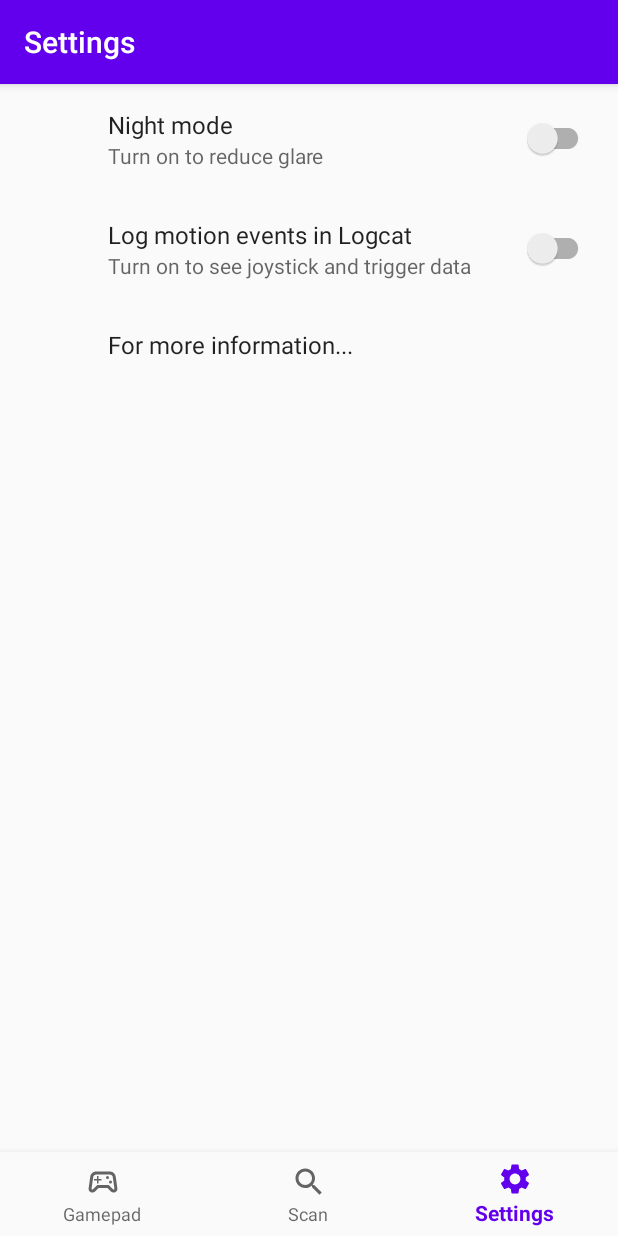
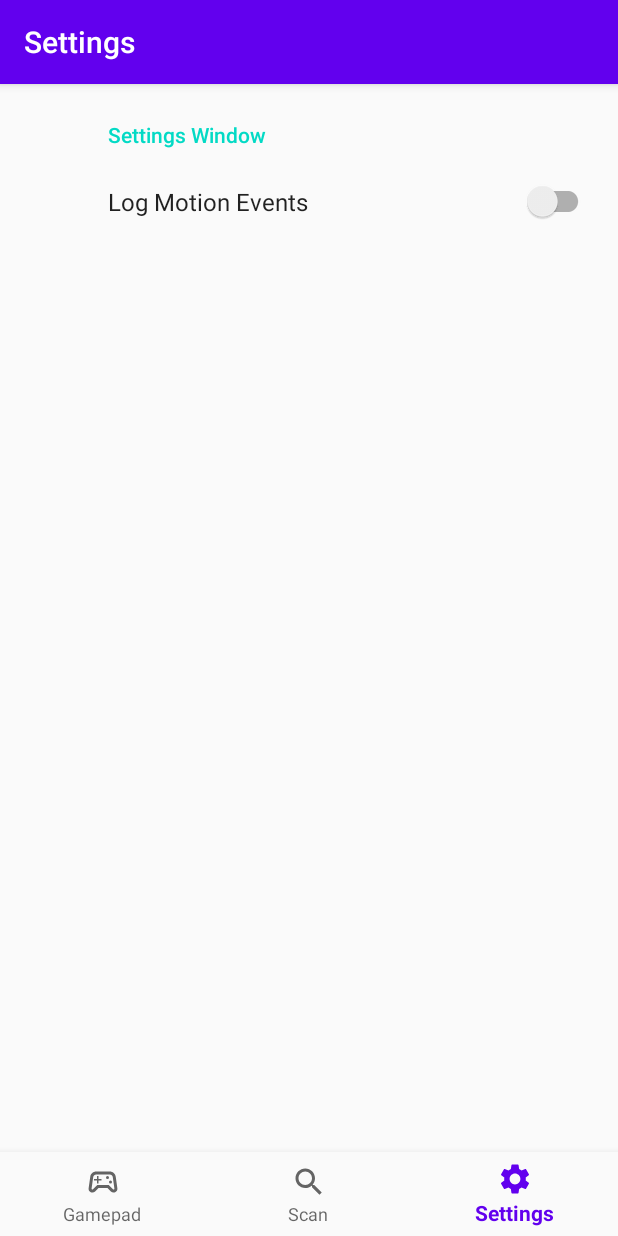
Before and after one commit to jimandreas/GamepadTest, an Android app: the screen it shows after launch (MainActivity), item 3 of the bottom bar chosen, on a phone screen of 412 x 824 dp. Run offline under Robolectric (Android 15) with nearby library versions, the phone set to English and light mode, and no system bars; our stand-ins replace androidx.preference, navigation-ui.

Commit message:
clean up logging

```diff
--- a/app/src/main/java/com/bammellab/gamepadtest/MainActivity.kt
+++ b/app/src/main/java/com/bammellab/gamepadtest/MainActivity.kt
@@ -90,7 +90,7 @@ class MainActivity : AppCompatActivity(), LifecycleObserver {
         return if (event.source and InputDevice.SOURCE_JOYSTICK == InputDevice.SOURCE_JOYSTICK
             && event.action == MotionEvent.ACTION_MOVE
         ) {
-            joyst.processJoystickInput(event)
+            joyst.processJoystickInput(this, event)
             true
         } else {
             super.onGenericMotionEvent(event)
--- a/app/src/main/java/com/bammellab/gamepadtest/gamepad/GamepadLogger.kt
+++ b/app/src/main/java/com/bammellab/gamepadtest/gamepad/GamepadLogger.kt
@@ -1,16 +1,18 @@
 package com.bammellab.gamepadtest.gamepad
+
+import android.util.Log
 
 class GamepadLogger {
 
-    val numToString = GamepadServices.keycodes.keyEventMap
+    private val numToString = GamepadServices.keycodes.keyEventMap
 
     fun logKeyEventDown(keyCode: Int) {
         val keyStr = numToString[keyCode]
-        println("DOWN: $keyCode($keyStr)")
+        Log.v("KeyEvent","DOWN: $keyCode($keyStr)")
     }
 
     fun logKeyEventUp(keyCode: Int) {
         val keyStr = numToString[keyCode]
-        println("  UP: $keyCode($keyStr)")
+        Log.v("KeyEvent","  UP: $keyCode($keyStr)")
     }
 }
--- a/app/src/main/java/com/bammellab/gamepadtest/ui/gamepad/GamepadFragment.kt
+++ b/app/src/main/java/com/bammellab/gamepadtest/ui/gamepad/GamepadFragment.kt
@@ -63,13 +63,11 @@ class GamepadFragment : Fragment(),  InputManager.InputDeviceListener /*, Observ
 
         gamepadViewModel.joyLeft.observe(viewLifecycleOwner, {
             val joy = it
-            Log.i("JOYSTICK FRAGMENT", joy.first.toString() + " " + joy.second.toString())
             binding.joystickLeft.updatePosition(joy.first, joy.second)
         })
 
         gamepadViewModel.joyRight.observe(viewLifecycleOwner, {
             val joy = it
-            Log.i("JOYSTICK FRAGMENT", joy.first.toString() + " " + joy.second.toString())
             binding.joystickRight.updatePosition(joy.first, joy.second)
         })
 
@@ -230,12 +228,4 @@ class GamepadFragment : Fragment(),  InputManager.InputDeviceListener /*, Observ
         }
         binding.inputDeviceStatus.text = statusString
     }
-
-    /**
-     * OnChanged is needed for the Observer interface
-     */
-
-/*    override fun onChanged(t: Int?) {
-        TODO("Not yet implemented")
-    }*/
 }
--- a/app/src/main/java/com/bammellab/gamepadtest/ui/settings/SettingsFragment.kt
+++ b/app/src/main/java/com/bammellab/gamepadtest/ui/settings/SettingsFragment.kt
@@ -1,60 +1,17 @@
 package com.bammellab.gamepadtest.ui.settings
 
-import android.content.Intent
-import android.content.SharedPreferences
-import android.net.Uri
 import android.os.Bundle
-
-import androidx.appcompat.app.AppCompatDelegate
-import androidx.preference.Preference
 import androidx.preference.PreferenceFragmentCompat
-import androidx.preference.PreferenceManager
 import com.bammellab.gamepadtest.R
 
 
-class SettingsFragment : PreferenceFragmentCompat(), SharedPreferences.OnSharedPreferenceChangeListener {
-
-    override fun onSharedPreferenceChanged(sharedPreferences: SharedPreferences, key: String) {
-
+class SettingsFragment : PreferenceFragmentCompat() {
+    override fun onCreatePreferences(savedInstanceState: Bundle?, rootKey: String?) {
+        setPreferencesFromResource(R.xml.root_preferences, rootKey)
     }
 
-    override fun onCreate(savedInstanceState: Bundle?) {
-        super.onCreate(savedInstanceState)
-
-        // Load the preferences from an XML resource
-        addPreferencesFromResource(R.xml.pref_sandbox)
-        // Preferences.sync(getPreferenceManager());
-
-        // gist from:  https://gist.github.com/yujikosuga/1234287
-        var pref = findPreference("fmi_key")
-        pref.onPreferenceClickListener = Preference.OnPreferenceClickListener { preference ->
-            val key = preference.key
-
-            val intent = Intent(Intent.ACTION_VIEW)
-            intent.data = Uri.parse(
-                    "https://github.com/bammellab/GamepadTest/blob/master/README.md")
-            startActivity(intent)
-            true
-        }
-
-        pref = findPreference("nightmode")
-        pref.onPreferenceClickListener = Preference.OnPreferenceClickListener { preference ->
-            val key = preference.key
-            val nightModeSetting = PreferenceManager
-                    .getDefaultSharedPreferences(activity)
-                    .getBoolean("nightmode", false)
-
-            AppCompatDelegate
-                    .setDefaultNightMode(if (nightModeSetting) AppCompatDelegate.MODE_NIGHT_YES else AppCompatDelegate.MODE_NIGHT_NO)
-
-            true
-        }
-    }
-
-    override fun onCreatePreferences(bundle: Bundle?, s: String?) {}
-
-    override fun onPreferenceTreeClick(preference: Preference?): Boolean {
-        val key = preference?.key
-        return super.onPreferenceTreeClick(preference)
+    companion object {
+        const val PREFERENCE_KEY = "settings"
+        const val PREFERENCE_MOTION_EVENTS = "motion"
     }
 }
--- a/app/src/main/res/values/strings.xml
+++ b/app/src/main/res/values/strings.xml
@@ -52,6 +52,7 @@
 
     <string name="action_about_activity">Settings</string>
     <string name="settings_window">Settings Window</string>
+    <string name="settings_log_motion">Log Motion Events</string>
 
     <!--  Scan  -->
 
--- a/app/src/main/res/xml/pref_sandbox.xml
+++ /dev/null
@@ -1,28 +0,0 @@
-<androidx.preference.PreferenceScreen
-
-    xmlns:android="http://schemas.android.com/apk/res/android">
-
-    <!--This is the real settings XML file.   The other files are lying around as -->
-    <!--examples from the template generator-->
-
-    <androidx.preference.SwitchPreferenceCompat
-        android:key="nightmode"
-        android:title="@string/pref_title_nightmode"
-        android:summary="@string/pref_title_nightmode_summary"
-        android:defaultValue="false" />
-
-    <androidx.preference.SwitchPreferenceCompat
-        android:key="log motion events"
-        android:title="@string/pref_motion_events"
-        android:summary="@string/pref_motion_events_summary"
-        android:defaultValue="false" />
-
-    <Preference
-        android:key="fmi_key"
-        android:title="For more information..." />
-
-</androidx.preference.PreferenceScreen>
-
-    <!-- NOTE: Hide buttons to simplify the UI. Users can touch outside the dialog to
-         dismiss it. -->
-    <!-- NOTE: ListPreference's summary should be set to its value by the activity code. -->
--- /dev/null
+++ b/app/src/main/res/xml/root_preferences.xml
@@ -0,0 +1,12 @@
+<PreferenceScreen xmlns:app="http://schemas.android.com/apk/res-auto">
+
+    <PreferenceCategory app:title="@string/settings_window">
+
+        <SwitchPreferenceCompat
+            app:key="motion"
+            app:title="@string/settings_log_motion" />
+
+
+    </PreferenceCategory>
+
+</PreferenceScreen>
```
Also changed, not shown: app/src/main/java/com/bammellab/gamepadtest/gamepad/GamepadJoysticks.kt (+48 -22 lines), app/src/main/java/com/bammellab/gamepadtest/ui/gamepad/GamepadViewModel.kt (+0 -10 lines).
